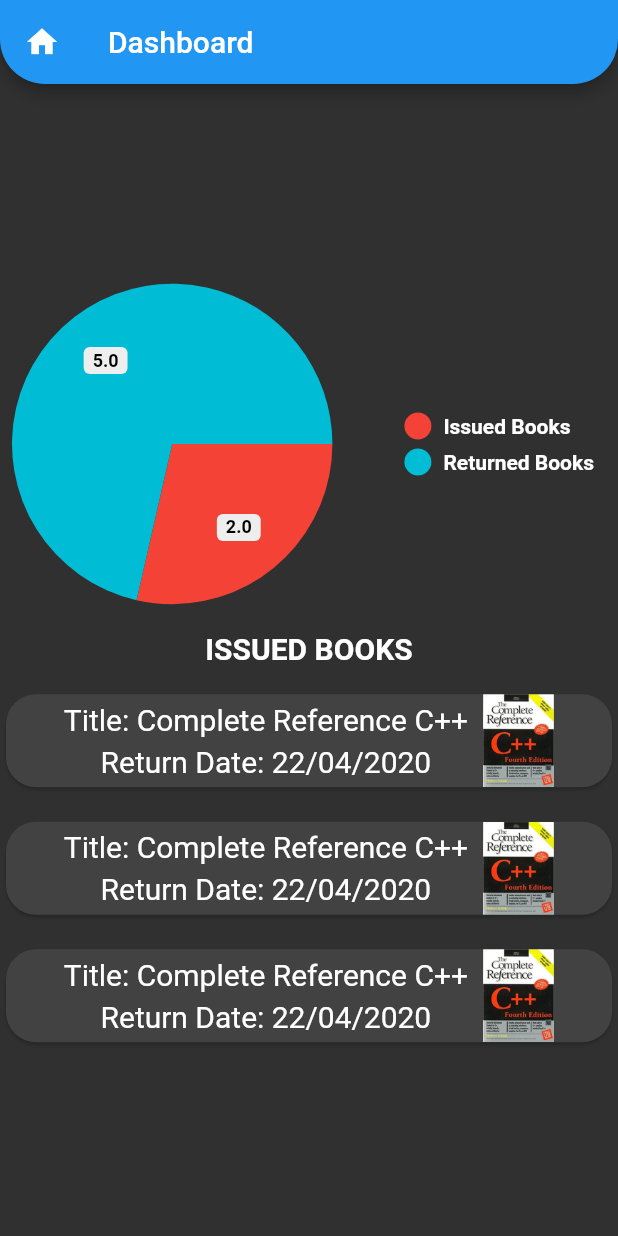
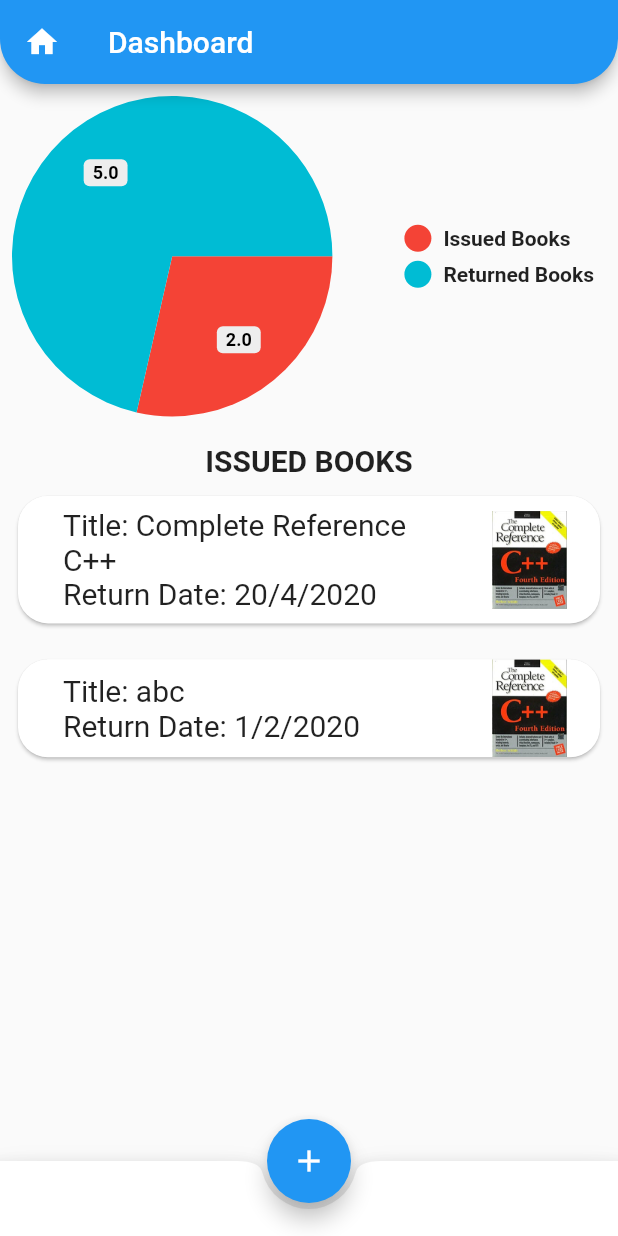
Before and after one commit to AbhishekDoshi26/Live_Library, a Flutter app: the screen it shows after launch, on a phone screen of 412 x 824 dp. Run offline on Flutter 3.47's test engine with Material 2 defaults, Android fonts, the phone set to English and light mode, and no system bars; drawn by our look-alikes of pie_chart.

Commit message:
dynamic list added, ui changes

```diff
--- a/lib/dashboard.dart
+++ b/lib/dashboard.dart
@@ -12,6 +12,8 @@ class Dashboard extends StatefulWidget {
 class _DashboardState extends State<Dashboard> {
   Map<String, double> dataMap = new Map();
   List<Color> colorList = [Colors.red, Colors.cyan];
+  List<String> titles = ['Complete Reference C++', 'abc'];
+  List returndates = ['20/4/2020', '1/2/2020'];
 
   void initState() {
     super.initState();
@@ -19,12 +21,6 @@ class _DashboardState extends State<Dashboard> {
     dataMap.putIfAbsent("Returned Books", () => 5);
   }
 
-  List<TableRow> tableRow = [
-    TableRow(children: <Widget>[
-      Text('Hello'),
-      Text('World'),
-    ])
-  ];
   @override
   Widget build(BuildContext context) {
     return Scaffold(
@@ -55,28 +51,35 @@ class _DashboardState extends State<Dashboard> {
               'ISSUED BOOKS',
               style: TextStyle(fontSize: 20.0, fontWeight: FontWeight.bold),
             ),
-            SizedBox(
-              height: 15.0,
-            ),
-            IssuedBooks(
-              title: 'Complete Reference C++',
-              returnDate: '22/04/2020',
-            ),
-            SizedBox(
-              height: 15.0,
-            ),
-            IssuedBooks(
-              title: 'Complete Reference C++',
-              returnDate: '22/04/2020',
-            ),
-            SizedBox(
-              height: 15.0,
-            ),
-            IssuedBooks(
-              title: 'Complete Reference C++',
-              returnDate: '22/04/2020',
-            ),
+            Expanded(
+              flex: 1,
+              child: ListView.builder(
+                  itemCount: titles.length,
+                  itemBuilder: (context, index) {
+                    return IssuedBooks(
+                      title: titles[index],
+                      returnDate: returndates[index],
+                    );
+                  }),
+            )
           ],
+        ),
+      ),
+      floatingActionButton: FloatingActionButton(
+        backgroundColor: Colors.blue,
+        onPressed: () {
+          setState(() {
+            titles.add('new book');
+            returndates.add('5/5/2020');
+          });
+        },
+        child: Icon(Icons.add),
+      ),
+      floatingActionButtonLocation: FloatingActionButtonLocation.centerDocked,
+      bottomNavigationBar: BottomAppBar(
+        shape: const CircularNotchedRectangle(),
+        child: Container(
+          height: 50.0,
         ),
       ),
     );
--- a/lib/issued_books.dart
+++ b/lib/issued_books.dart
@@ -1,44 +1,32 @@
 import 'package:flutter/material.dart';
 
 class IssuedBooks extends StatelessWidget {
-  final textStyle = TextStyle(color: Colors.white, fontSize: 20.0);
+  final textStyle = TextStyle(fontSize: 20.0);
   final title;
   final returnDate;
 
   IssuedBooks({this.title, this.returnDate});
   @override
   Widget build(BuildContext context) {
-    return Container(
-      color: Colors.transparent,
-      height: 70.0,
+    return Padding(
+      padding: const EdgeInsets.all(8.0),
       child: Card(
         shape: RoundedRectangleBorder(
           borderRadius: BorderRadius.circular(20.0),
         ),
         clipBehavior: Clip.antiAlias,
         child: Row(
-          mainAxisAlignment: MainAxisAlignment.center,
+          mainAxisAlignment: MainAxisAlignment.spaceAround,
           children: <Widget>[
-            Column(
-              mainAxisAlignment: MainAxisAlignment.center,
-              children: <Widget>[
-                Text(
-                  'Title: ' + title,
-                  style: textStyle,
-                ),
-                SizedBox(
-                  height: 5.0,
-                ),
-                Text(
-                  'Return Date: ' + returnDate,
-                  style: textStyle,
-                ),
-              ],
+            Container(
+              width: 250,
+              padding: EdgeInsets.all(8),
+              child: Text(
+                'Title: ' + title + '\nReturn Date: ' + returnDate,
+                style: textStyle,
+              ),
             ),
-            SizedBox(
-              width: 10.0,
-            ),
-            Image.asset('assets/' + title + '.jpg'),
+            Image.asset('assets/Complete Reference C++.jpg',scale: 4,),
           ],
         ),
       ),
--- a/lib/main.dart
+++ b/lib/main.dart
@@ -9,10 +9,12 @@ class MyApp extends StatelessWidget {
     return MaterialApp(
       debugShowCheckedModeBanner: false,
       title: 'Live Library',
-      theme: ThemeData.dark().copyWith(
+      darkTheme: ThemeData.dark().copyWith(
         primaryColor: Colors.blue,
-        accentColor: Colors.blue,
+        accentColor: Colors.blueAccent,
       ),
+      theme: ThemeData(
+          primarySwatch: Colors.blue, accentColor: Colors.blueAccent),
       home: Dashboard(),
     );
   }
```
Also changed, not shown: 5 other files.
